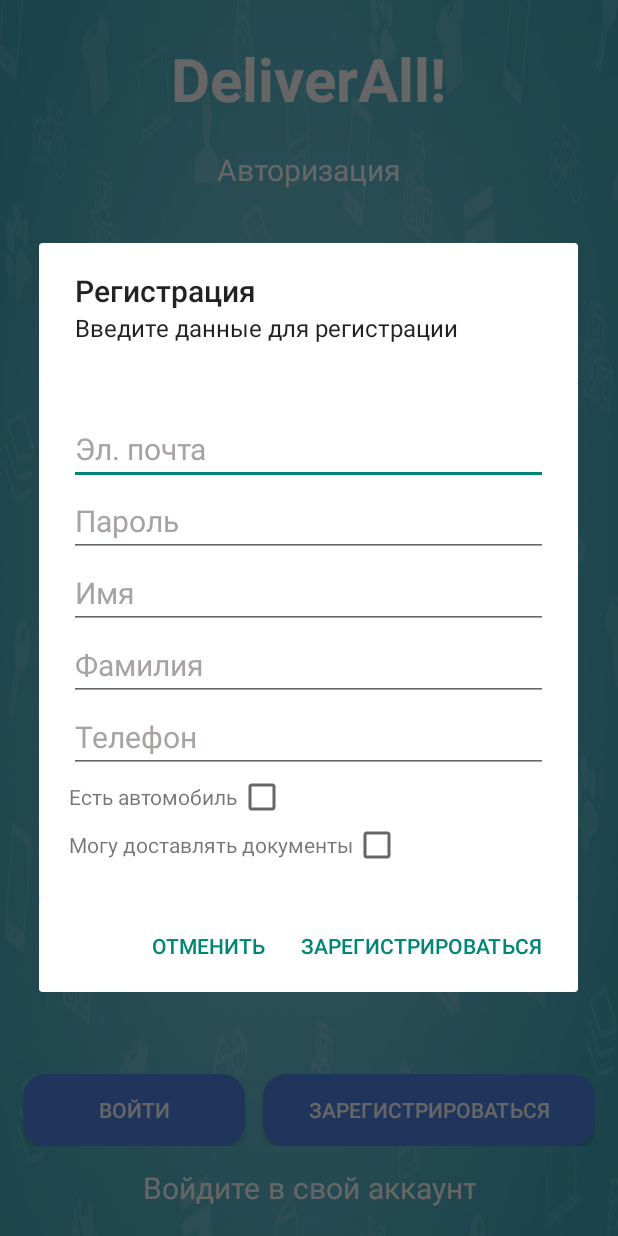
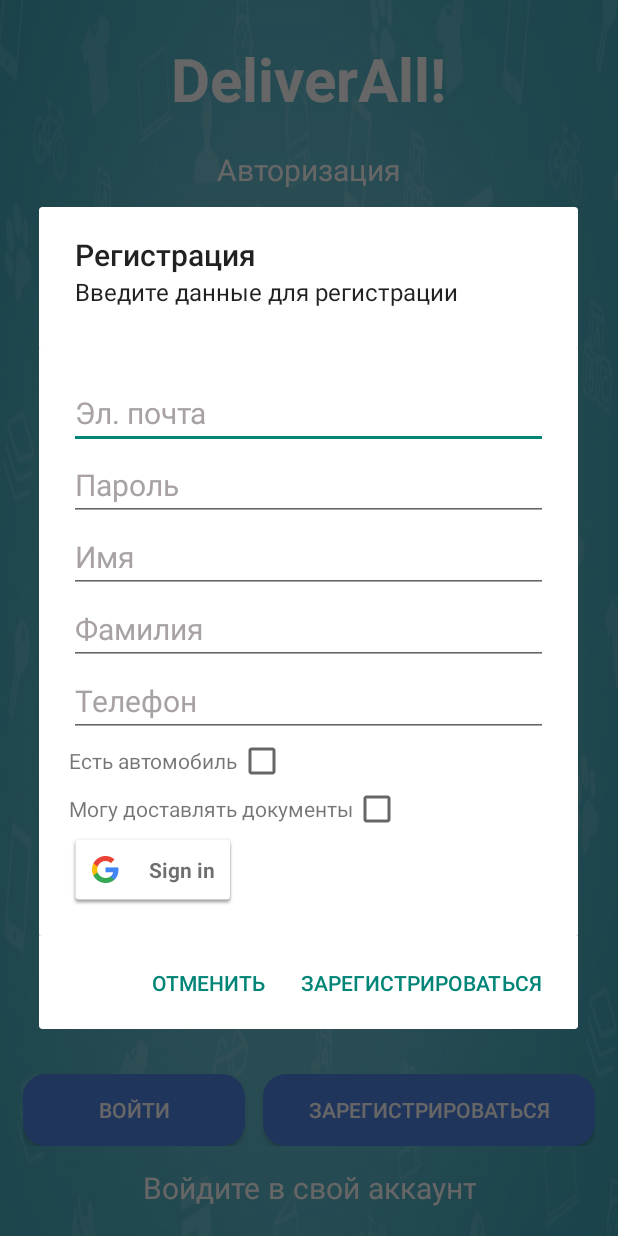
Before and after one commit to ilyushkaaa/CourierApp, an Android app: the screen it shows after launch (MainActivity), after a tap on "ЗАРЕГИСТРИРОВАТЬСЯ", on a phone screen of 412 x 824 dp. Run offline under Robolectric (Android 15) with nearby library versions, the phone set to English and light mode, and no system bars; Roboto replaces fonts that are not available here.

Commit message:
Google Sign-in added

```diff
--- a/app/build.gradle
+++ b/app/build.gradle
@@ -1,6 +1,7 @@
 plugins {
     id 'com.android.application'
 }
+apply plugin: 'com.android.application'
 
 android {
 
@@ -32,6 +33,7 @@ android {
 
 dependencies {
 
+
     implementation 'androidx.appcompat:appcompat:1.6.1'
     implementation 'com.google.android.material:material:1.8.0'
     implementation 'androidx.constraintlayout:constraintlayout:2.1.4'
--- a/app/src/main/java/com/example/deliverallapp/MainActivity.java
+++ b/app/src/main/java/com/example/deliverallapp/MainActivity.java
@@ -28,6 +28,8 @@ import android.widget.TextView;
 import android.widget.Toast;
 
 import com.google.android.gms.auth.api.Auth;
+import com.google.android.gms.auth.api.identity.BeginSignInRequest;
+import com.google.android.gms.auth.api.identity.SignInClient;
 import com.google.android.gms.auth.api.signin.GoogleSignIn;
 import com.google.android.gms.auth.api.signin.GoogleSignInAccount;
 import com.google.android.gms.auth.api.signin.GoogleSignInClient;
@@ -54,15 +56,21 @@ import java.io.ObjectOutputStream;
 
 public class MainActivity extends AppCompatActivity {
     private Button btnSignIn, btnRegister;
+    private boolean signIn;
     private String emailGoogle;
+    private EditText emailSignIn;
     private EditText email;
+    private EditText name;
+    private EditText surname;
     private View rg_window;
     private static final int RC_SIGN_IN = 9001;
     private GoogleSignInClient mGoogleSignInClient;
+    private SignInClient client;
+    private BeginSignInRequest signInRequest;
     private GoogleApiClient mGoogleApiClient;
     private ActivityResultLauncher<Intent> signInLauncher;
-    RelativeLayout root;
-    String pathFile = "courrrrrrrr.bin";
+    private RelativeLayout root;
+    private String pathFile = "courrrrrrrr.bin";
     private Firm firm1;
     private Firm firm2;
     private Firm firm3;
@@ -267,8 +275,16 @@ public class MainActivity extends AppCompatActivity {
         if (result.isSuccess()) {
             GoogleSignInAccount account = result.getSignInAccount();
             // Получите информацию о пользователе, вошедшем через аккаунт Google
-            emailGoogle = account.getEmail();
-            email.setText(emailGoogle);
+            if (signIn){
+                emailGoogle = account.getEmail();
+                emailSignIn.setText(emailGoogle);
+            }
+            else {
+                email.setText(account.getEmail());
+                name.setText(account.getGivenName());
+                surname.setText(account.getFamilyName());
+            }
+
 
 
         } else {
@@ -326,8 +342,9 @@ public class MainActivity extends AppCompatActivity {
     }
 
     private void showSignInWindow() {
+        signIn = true;
         GoogleSignInOptions gso = new GoogleSignInOptions.Builder(GoogleSignInOptions.DEFAULT_SIGN_IN)
-                .requestIdToken(getString(R.string.google_client_id))
+                .requestIdToken(getString(R.string.web_client_id))
                 .requestEmail()
                 .build();
 
@@ -353,7 +370,7 @@ public class MainActivity extends AppCompatActivity {
         rg_window = inflater.inflate(R.layout.entry_window, null);
         dialog.setView(rg_window);
 
-        email = rg_window.findViewById(R.id.email_field);
+        emailSignIn = rg_window.findViewById(R.id.email_field);
         EditText pass = rg_window.findViewById(R.id.pass_field);
 
         dialog.setNegativeButton("Отменить", new DialogInterface.OnClickListener() {
@@ -365,7 +382,7 @@ public class MainActivity extends AppCompatActivity {
         dialog.setPositiveButton("Войти", new DialogInterface.OnClickListener() {
             @Override
             public void onClick(DialogInterface dialogInterface, int i) {
-                if (inCorrectData(pass, email)){
+                if (inCorrectData(pass, emailSignIn)){
                     Snackbar.make(root, "Пароль или эл. почта введены неверно",
                             Snackbar.LENGTH_SHORT).show();
                     return;
@@ -439,6 +456,24 @@ public class MainActivity extends AppCompatActivity {
     }
 
     private void showRegisterWindow() {
+        signIn = false;
+        GoogleSignInOptions gso = new GoogleSignInOptions.Builder(GoogleSignInOptions.DEFAULT_SIGN_IN)
+                .requestIdToken(getString(R.string.web_client_id))
+                .requestEmail()
+                .build();
+
+        mGoogleSignInClient = GoogleSignIn.getClient(this, gso);
+
+       /* SignInButton signInButton = rg_window.findViewById(R.id.sign_in_button);
+        signInButton.setSize(SignInButton.SIZE_STANDARD);*/
+
+
+        mGoogleApiClient = new GoogleApiClient.Builder(this)
+                .enableAutoManage(this, connectionResult -> {
+                    // Обработайте событие ошибки подключения
+                })
+                .addApi(Auth.GOOGLE_SIGN_IN_API, gso)
+                .build();
         AlertDialog.Builder dialog = new AlertDialog.Builder(this);
         dialog.setTitle("Регистрация");
         dialog.setMessage("Введите данные для регистрации");
@@ -448,10 +483,10 @@ public class MainActivity extends AppCompatActivity {
 
         CheckBox checkBox_car = rg_window.findViewById(R.id.check_car);
         CheckBox checkBox_docs = rg_window.findViewById(R.id.check_docs);
-        EditText email = rg_window.findViewById(R.id.email_field);
+        email = rg_window.findViewById(R.id.email_field);
         EditText pass = rg_window.findViewById(R.id.pass_field);
-        EditText name = rg_window.findViewById(R.id.name_field);
-        EditText surname = rg_window.findViewById(R.id.surname_field);
+        name = rg_window.findViewById(R.id.name_field);
+        surname = rg_window.findViewById(R.id.surname_field);
         EditText phone = rg_window.findViewById(R.id.phone_field);
 
         dialog.setNegativeButton("Отменить", new DialogInterface.OnClickListener() {
@@ -497,6 +532,15 @@ public class MainActivity extends AppCompatActivity {
             }
         });
         dialog.show();
+        SignInButton signInButton = rg_window.findViewById(R.id.sign_up_button);
+        signInButton.setOnClickListener(new View.OnClickListener(){
+            @Override
+            public void onClick(View v){
+                signIn();
+
+            }
+        });
+
     }
 
 
--- a/app/src/main/res/layout/register_window.xml
+++ b/app/src/main/res/layout/register_window.xml
@@ -116,7 +116,14 @@
                 android:layout_height="wrap_content">
             </CheckBox>
 
+
+
         </LinearLayout>
+        <com.google.android.gms.common.SignInButton
+            android:id="@+id/sign_up_button"
+            android:layout_width="wrap_content"
+            android:layout_height="wrap_content"
+            />
 
     </LinearLayout>
 
--- a/app/src/main/res/values/strings.xml
+++ b/app/src/main/res/values/strings.xml
@@ -6,6 +6,7 @@
     <string name="signIn">Войти</string>
     <string name="register">Зарегистрироваться</string>
     <string name="google_client_id">620819643210-mnia6tc700ad2nbvhgf38gt803cddqgj.apps.googleusercontent.com</string>
+    <string name="web_client_id">620819643210-uo79t0c356t625pl1n0ueq8861b02ess.apps.googleusercontent.com</string>
 
 
 
```
Also changed, not shown: build.gradle (+22 -0 lines), settings.gradle (+5 -4 lines).
